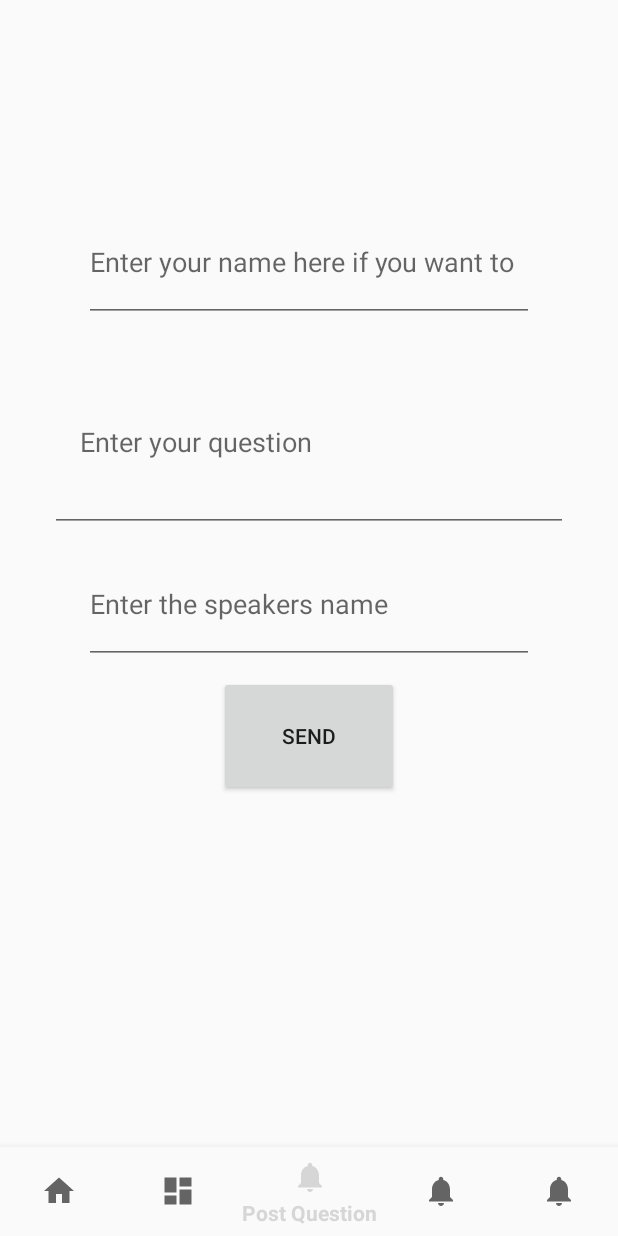
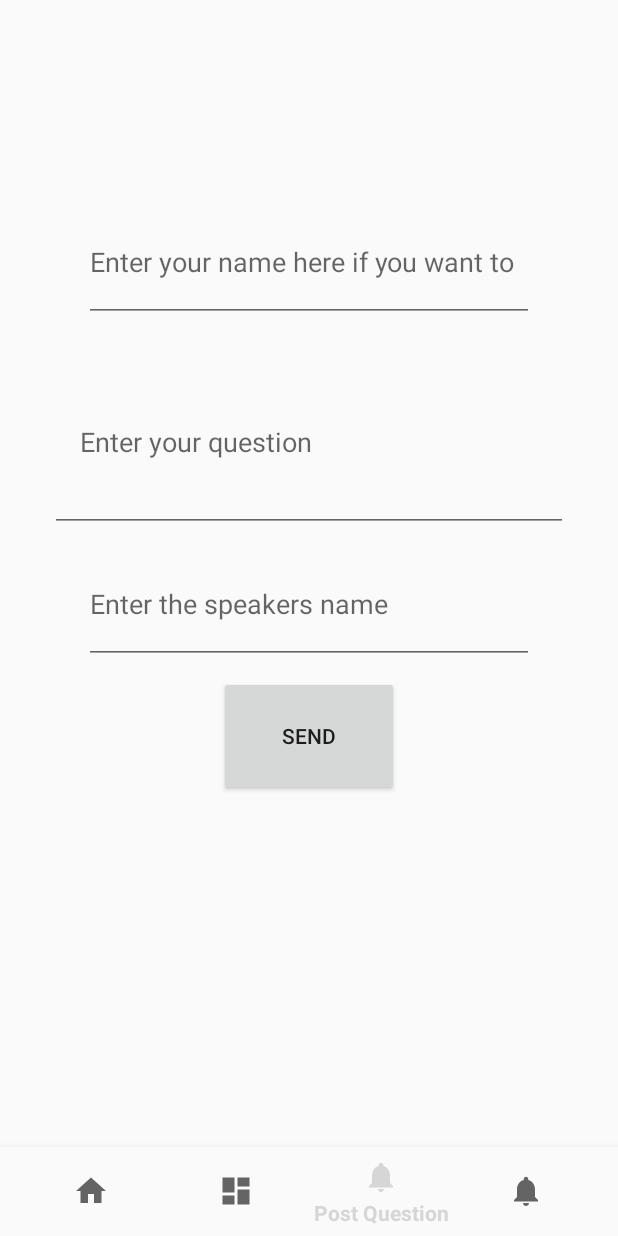
Before and after one commit to njs236/equipapp, an Android app: the screen it shows after launch (MainActivity), item 3 of the bottom bar chosen, on a phone screen of 412 x 824 dp. Run offline under Robolectric (Android 15) with nearby library versions, the phone set to English and light mode, and no system bars; our stand-ins replace Firebase (no records; nobody signed in at launch, a user with empty details on screens opened directly); libraries missing offline, so code that uses them is left out: com.jakewharton.threetenabp, com.joanzapata.iconify; network calls fail; 4 statements that could not run were skipped.

Commit message:
first release

```diff
--- a/android/app/src/main/java/com/nathan/equipapp/ui/MainActivity.kt
+++ b/android/app/src/main/java/com/nathan/equipapp/ui/MainActivity.kt
@@ -159,7 +159,7 @@ MoreFragment.OnFragmentInteractionListener{
             R.id.navigation_talks -> frag = TalkFragment()
             R.id.navigation_question -> frag = QuestionFragment()
             R.id.navigation_details-> frag = DetailsFragment()
-            R.id.navigation_question_receiver -> frag = QuestionReceiverFragment()
+            //R.id.navigation_question_receiver -> frag = QuestionReceiverFragment()
         }
 
         mSelectedItem = item.itemId
--- a/android/app/src/main/res/menu/navigation.xml
+++ b/android/app/src/main/res/menu/navigation.xml
@@ -21,9 +21,9 @@
             android:icon="@drawable/ic_notifications_black_24dp"
             android:title="@string/title_details"/>
 
-    <item android:id="@+id/navigation_question_receiver"
+    <!--<item android:id="@+id/navigation_question_receiver"
                       android:icon="@drawable/ic_notifications_black_24dp"
-                      android:title="@string/title_questions"/>
+                      android:title="@string/title_questions"/>-->
 
 
 
```
